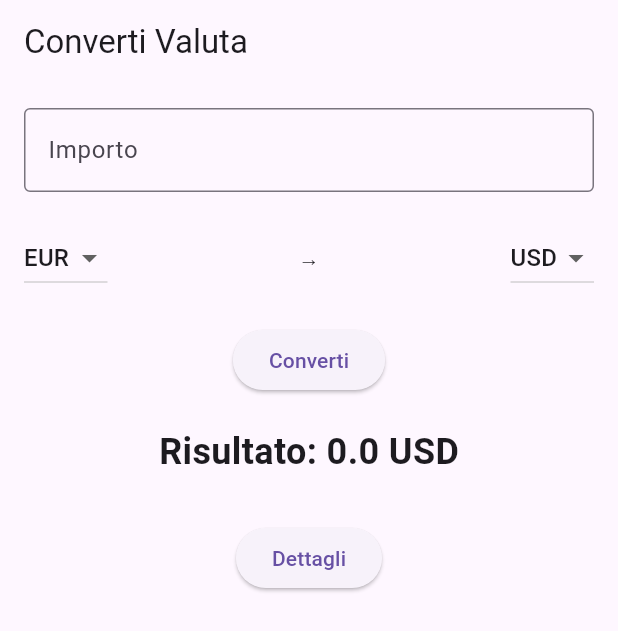
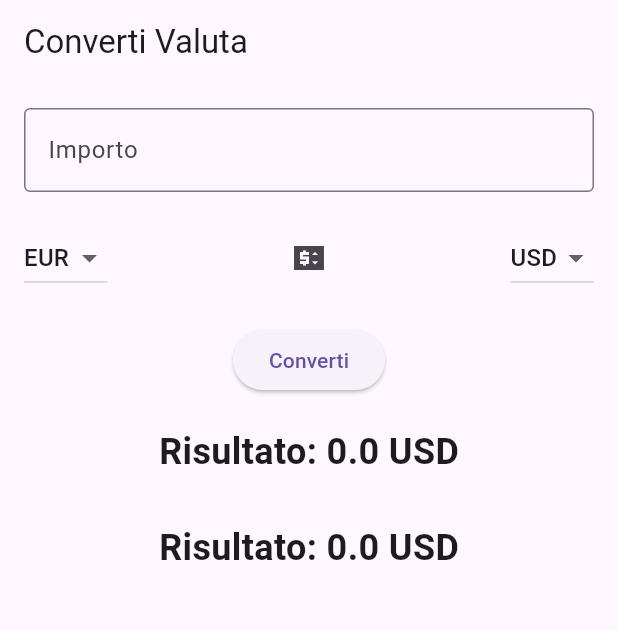
Before and after one commit to Alex3723/CurrencyConverterASD, a Flutter app: the screen it shows after launch, on a phone screen of 412 x 824 dp. Shown: the top 631 px of the screen. Run offline on Flutter 3.47's test engine with Material 3 defaults, Android fonts, the phone set to English and light mode, and no system bars.

```diff
--- a/lib/main.dart
+++ b/lib/main.dart
@@ -1,5 +1,7 @@
 import 'package:flutter/material.dart';
-import 'detail_screen.dart';
+import 'dart:convert';
+import 'package:http/http.dart' as http;
+
 
 void main() {
   runApp(const MyApp());
@@ -31,16 +33,46 @@ class _CurrencyConverterState extends State<CurrencyConverter> {
   final TextEditingController _amountController = TextEditingController();
   String _fromCurrency = 'EUR';
   String _toCurrency = 'USD';
-  final double _conversionRate = 1.1;
   double _convertedAmount = 0.0;
+  bool _isLoading = false;
+  String? _error;
 
   final List<String> _currencies = ['EUR', 'USD', 'GBP'];
 
-  void _convert() {
+  final String _apiKey = 'fa83865828aea6d72d320ebd';
+
+  Future<void> _convert() async {
     setState(() {
-      double amount = double.tryParse(_amountController.text) ?? 0.0;
-      _convertedAmount = amount * _conversionRate;
+      _isLoading = true;
+      _error = null;
     });
+
+    final url = Uri.parse('https://v6.exchangerate-api.com/v6/$_apiKey/latest/$_fromCurrency');
+
+    try {
+      final response = await http.get(url);
+      if (response.statusCode == 200) {
+        final Map<String, dynamic> data = json.decode(response.body);
+        final double conversionRate = data['conversion_rates']?[_toCurrency] ?? 1.0;
+
+        setState(() {
+          double amount = double.tryParse(_amountController.text) ?? 0.0;
+          _convertedAmount = amount * conversionRate;
+        });
+      } else {
+        setState(() {
+          _error = 'Errore nella richiesta al server';
+        });
+      }
+    } catch (e) {
+      setState(() {
+        _error = 'Errore: $e';
+      });
+    } finally {
+      setState(() {
+        _isLoading = false;
+      });
+    }
   }
 
   @override
@@ -72,14 +104,25 @@ class _CurrencyConverterState extends State<CurrencyConverter> {
                       _fromCurrency = newValue!;
                     });
                   },
-                  items: _currencies.map<DropdownMenuItem<String>>((String value) {
+                  items:
+                      _currencies.map<DropdownMenuItem<String>>((String value) {
                     return DropdownMenuItem<String>(
                       value: value,
                       child: Text(value),
                     );
                   }).toList(),
                 ),
-                const Text('→'),
+                IconButton(
+                  icon: const Icon(Icons.price_change_sharp), // Icona freccia di refresh
+                  onPressed: () {
+                    setState(() {
+                      // Scambia le valute
+                      String temp = _fromCurrency;
+                      _fromCurrency = _toCurrency;
+                      _toCurrency = temp;
+                    });
+                  },
+                ),
                 DropdownButton<String>(
                   value: _toCurrency,
                   onChanged: (String? newValue) {
@@ -87,7 +130,8 @@ class _CurrencyConverterState extends State<CurrencyConverter> {
                       _toCurrency = newValue!;
                     });
                   },
-                  items: _currencies.map<DropdownMenuItem<String>>((String value) {
+                  items:
+                      _currencies.map<DropdownMenuItem<String>>((String value) {
                     return DropdownMenuItem<String>(
                       value: value,
                       child: Text(value),
@@ -98,10 +142,10 @@ class _CurrencyConverterState extends State<CurrencyConverter> {
             ),
             const SizedBox(height: 20),
             ElevatedButton(
-              onPressed: () {
-                _convert();
-              },
-              child: const Text('Converti'),
+              onPressed: _isLoading ? null : _convert,  // Disabilita durante il caricamento
+              child: _isLoading
+                  ? const CircularProgressIndicator()  // Mostra il caricamento
+                  : const Text('Converti'),
             ),
             const SizedBox(height: 20),
             Text(
@@ -109,7 +153,8 @@ class _CurrencyConverterState extends State<CurrencyConverter> {
               style: const TextStyle(fontSize: 24, fontWeight: FontWeight.bold),
             ),
             const SizedBox(height: 30),
-            ElevatedButton(
+
+            /*ElevatedButton(
               onPressed: () {
                 Navigator.push(
                   context,
@@ -118,14 +163,25 @@ class _CurrencyConverterState extends State<CurrencyConverter> {
                       amount: double.tryParse(_amountController.text) ?? 0.0,
                       fromCurrency: _fromCurrency,
                       toCurrency: _toCurrency,
-                      conversionRate: _conversionRate,
+
                       convertedAmount: _convertedAmount,
                     ),
                   ),
                 );
               },
               child: const Text('Dettagli'),
-            ),
+            ),*/
+            if (_error != null)
+              Text(
+                _error!,
+                style: const TextStyle(color: Colors.red),
+              ),
+            if (_error == null && !_isLoading)
+              Text(
+                'Risultato: $_convertedAmount $_toCurrency',
+                style: const TextStyle(fontSize: 24, fontWeight: FontWeight.bold),
+              ),
+
           ],
         ),
       ),
--- a/pubspec.yaml
+++ b/pubspec.yaml
@@ -30,6 +30,8 @@ environment:
 dependencies:
   flutter:
     sdk: flutter
+
+  http: ^0.13.4
 
   # The following adds the Cupertino Icons font to your application.
   # Use with the CupertinoIcons class for iOS style icons.
```
Also changed, not shown: pubspec.lock.
